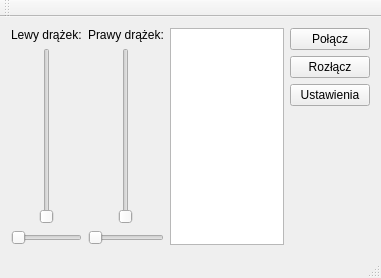
Above: mainwindow.ui from annahennig/ERTCudQt before the change. Below: the same form after it.
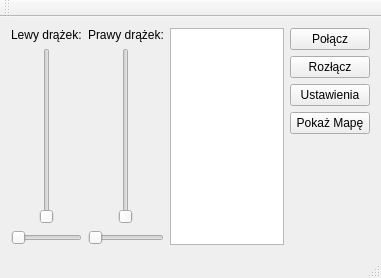
That is the form after the change.

Patch:
```diff
--- a/mainwindow.ui
+++ b/mainwindow.ui
@@ -99,6 +99,13 @@
         </property>
        </widget>
       </item>
+      <item>
+       <widget class="QPushButton" name="pushButtonMap">
+        <property name="text">
+         <string>Pokaż Mapę</string>
+        </property>
+       </widget>
+      </item>
       <item>
        <spacer name="verticalSpacerButtons">
         <property name="orientation">
```
